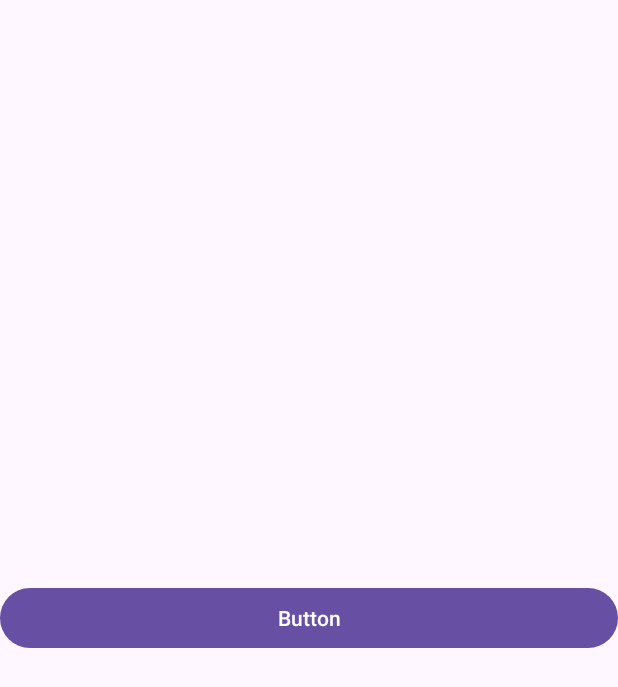
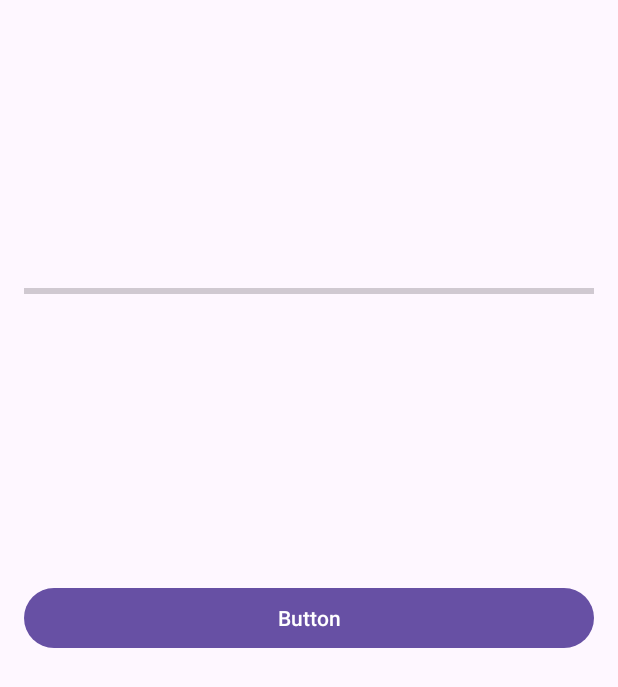
Before and after one commit to Ablay09/Broadcast, an Android app: the screen it shows after launch (MainActivity), on a phone screen of 412 x 824 dp. Shown: the top 687 px of the screen. Run offline under Robolectric (Android 15) with nearby library versions, the phone set to English and light mode, and no system bars.

Commit message:
Show loading progress

```diff
--- a/app/src/main/AndroidManifest.xml
+++ b/app/src/main/AndroidManifest.xml
@@ -21,6 +21,7 @@
                 <category android:name="android.intent.category.LAUNCHER" />
             </intent-filter>
         </activity>
+        <service android:name=".MyService" />
     </application>
 
 </manifest>
--- a/app/src/main/java/com/example/broadcast/MainActivity.kt
+++ b/app/src/main/java/com/example/broadcast/MainActivity.kt
@@ -1,9 +1,12 @@
 package com.example.broadcast
 
+import android.content.BroadcastReceiver
+import android.content.Context
 import android.content.Intent
 import android.content.IntentFilter
 import android.os.Bundle
 import android.widget.Button
+import android.widget.ProgressBar
 import androidx.activity.enableEdgeToEdge
 import androidx.appcompat.app.AppCompatActivity
 import androidx.core.content.ContextCompat
@@ -13,13 +16,23 @@ import com.example.broadcast.MyReceiver.Companion.EXTRA_COUNT
 
 class MainActivity : AppCompatActivity() {
 
-    private val receiver = MyReceiver()
+    private lateinit var progressBar: ProgressBar
+
+    private val receiver = object : BroadcastReceiver() {
+        override fun onReceive(context: Context?, intent: Intent?) {
+            if (intent?.action == ACTION_LOADED) {
+                val percent = intent.getIntExtra(EXTRA_PERCENT, 0)
+                progressBar.progress = percent
+            }
+        }
+    }
     private var counter = 0
 
     override fun onCreate(savedInstanceState: Bundle?) {
         super.onCreate(savedInstanceState)
         enableEdgeToEdge()
         setContentView(R.layout.activity_main)
+        progressBar = findViewById(R.id.progressBar)
         findViewById<Button>(R.id.button).setOnClickListener {
             val intent = Intent(MyReceiver.ACTION_CLICKED).apply {
                 putExtra(EXTRA_COUNT, ++counter)
@@ -32,9 +45,7 @@ class MainActivity : AppCompatActivity() {
             insets
         }
         val intentFilter = IntentFilter().apply {
-            addAction(Intent.ACTION_BATTERY_LOW)
-            addAction(Intent.ACTION_AIRPLANE_MODE_CHANGED)
-            addAction(MyReceiver.ACTION_CLICKED)
+            addAction(ACTION_LOADED)
         }
         ContextCompat.registerReceiver(
             this,
@@ -42,6 +53,7 @@ class MainActivity : AppCompatActivity() {
             intentFilter,
             ContextCompat.RECEIVER_EXPORTED
         )
+        startService(MyService.newIntent(this))
     }
 
     override fun onDestroy() {
@@ -50,6 +62,7 @@ class MainActivity : AppCompatActivity() {
     }
 
     companion object {
-
+        const val ACTION_LOADED = "loaded"
+        const val EXTRA_PERCENT = "percent"
     }
 }
--- a/app/src/main/java/com/example/broadcast/MyReceiver.kt
+++ b/app/src/main/java/com/example/broadcast/MyReceiver.kt
@@ -29,5 +29,6 @@ class MyReceiver : BroadcastReceiver() {
     companion object {
         const val ACTION_CLICKED = "clicked"
         const val EXTRA_COUNT = "count"
+
     }
 }
--- a/app/src/main/res/layout/activity_main.xml
+++ b/app/src/main/res/layout/activity_main.xml
@@ -11,10 +11,22 @@
         android:id="@+id/button"
         android:layout_width="0dp"
         android:layout_height="wrap_content"
+        android:layout_marginHorizontal="16dp"
         android:text="Button"
         app:layout_constraintBottom_toBottomOf="parent"
         app:layout_constraintEnd_toEndOf="parent"
         app:layout_constraintStart_toStartOf="parent"
         app:layout_constraintTop_toTopOf="parent" />
 
+    <ProgressBar
+        android:id="@+id/progressBar"
+        style="?android:attr/progressBarStyleHorizontal"
+        android:layout_width="0dp"
+        android:layout_height="wrap_content"
+        android:layout_marginHorizontal="16dp"
+        app:layout_constraintBottom_toTopOf="@+id/button"
+        app:layout_constraintEnd_toEndOf="parent"
+        app:layout_constraintStart_toStartOf="parent"
+        app:layout_constraintTop_toTopOf="parent" />
+
 </androidx.constraintlayout.widget.ConstraintLayout>
```
Also changed, not shown: app/src/main/java/com/example/broadcast/MyService.kt (added, +33 -0 lines).
